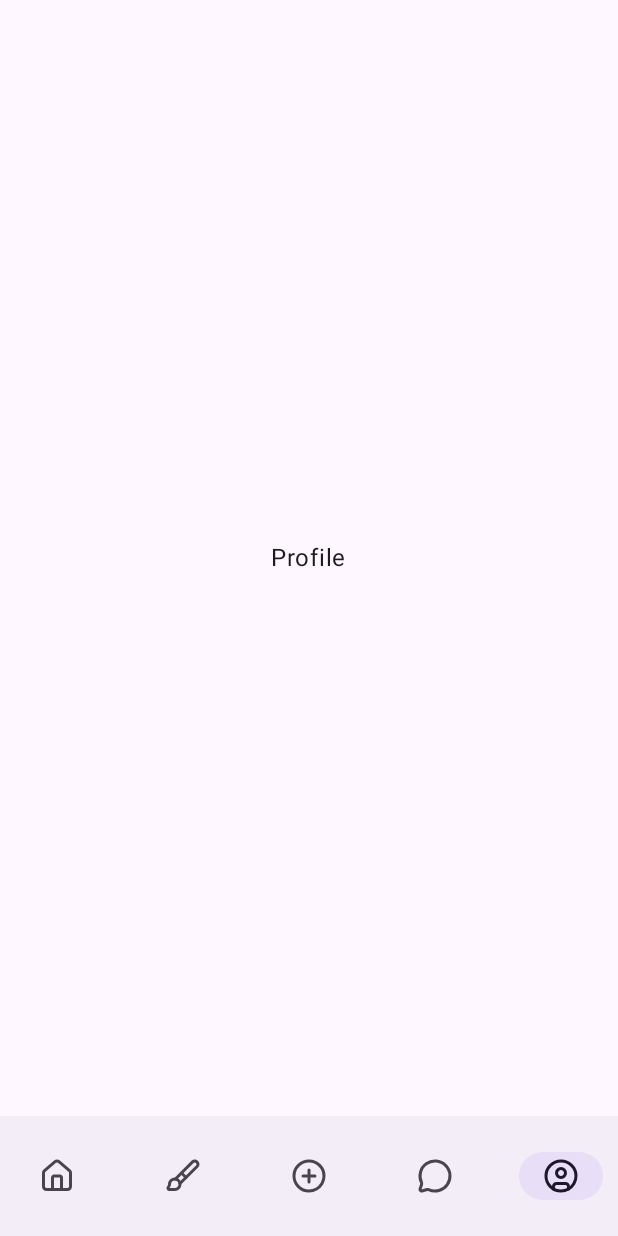
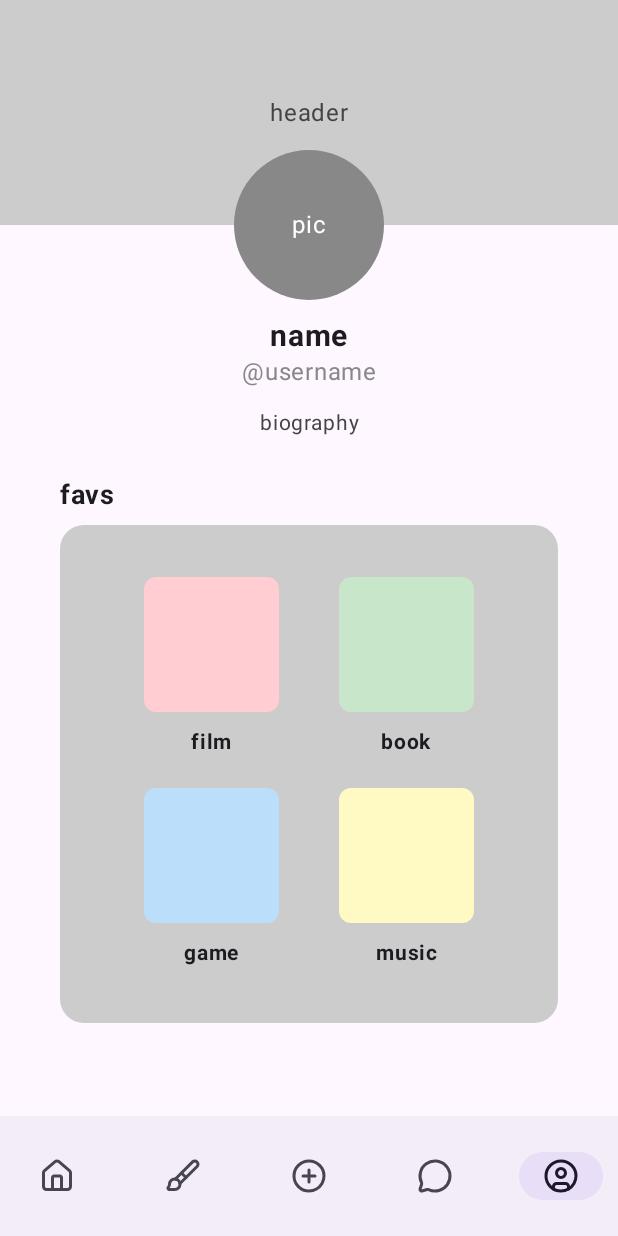
Before and after one commit to lucass-05/MyPalette, an Android app built with Jetpack Compose: the screen it shows after launch (MainActivity), item 5 of the bottom bar chosen, on a phone screen of 412 x 824 dp. Run offline under Robolectric (Android 15) with nearby library versions, the phone set to English and light mode, and no system bars.

Commit message:
estructura perfil

```diff
--- a/shared/src/commonMain/kotlin/com/example/palette/screens/ProfileScreen.kt
+++ b/shared/src/commonMain/kotlin/com/example/palette/screens/ProfileScreen.kt
@@ -1,22 +1,133 @@
 package com.example.palette.screens
 
+import androidx.compose.foundation.background
 import androidx.compose.foundation.layout.*
+import androidx.compose.foundation.shape.CircleShape
+import androidx.compose.foundation.shape.RoundedCornerShape
 import androidx.compose.material3.Text
 import androidx.compose.runtime.Composable
 import androidx.compose.ui.Alignment
 import androidx.compose.ui.Modifier
+import androidx.compose.ui.draw.clip
+import androidx.compose.ui.graphics.Color
+import androidx.compose.ui.text.font.FontWeight
+import androidx.compose.ui.text.style.TextAlign
+import androidx.compose.ui.unit.dp
+import androidx.compose.ui.unit.sp
 
+// NOTA !! ahora mismo la mayoría de elementos son placeholders (para ver la estructura)
 @Composable
 fun ProfileScreen(
     modifier: Modifier = Modifier
 ) {
     Column(
-        modifier = modifier,
-        horizontalAlignment = Alignment.CenterHorizontally,
-        verticalArrangement = Arrangement.Center
+        modifier = modifier.fillMaxSize(),
+        horizontalAlignment = Alignment.CenterHorizontally
     ) {
+        // --- CONTENEDOR DE HEADER Y FOTO DE PERFIL ---
+        Box(
+            modifier = Modifier
+                .fillMaxWidth()
+                .height(200.dp)
+        ) {
+            // HEADER
+            Box(
+                modifier = Modifier
+                    .fillMaxWidth()
+                    .height(150.dp)
+                    .background(Color.LightGray),
+                contentAlignment = Alignment.Center
+            ) {
+                Text("header", color = Color.DarkGray)
+            }
+
+            // FOTO DE PERFIL
+            Box(
+                modifier = Modifier
+                    .size(100.dp)
+                    .align(Alignment.BottomCenter)
+                    .clip(CircleShape)
+                    .background(Color.Gray),
+                contentAlignment = Alignment.Center
+            ) {
+                Text("pic", color = Color.White)
+            }
+        }
+
+        Spacer(modifier = Modifier.height(12.dp))
+
+        // --- NOMBRE Y USUARIO ---
+        Text(text = "name", fontSize = 20.sp, fontWeight = FontWeight.Bold)
+        Text(text = "@username", fontSize = 16.sp, color = Color.Gray)
+
+        Spacer(modifier = Modifier.height(10.dp))
+
+        // --- BIOGRAFÍA ---
         Text(
-            text = "Profile"
+            text = "biography",
+            fontSize = 14.sp,
+            color = Color.DarkGray,
+            textAlign = TextAlign.Center,
+            modifier = Modifier.padding(horizontal = 32.dp)
         )
+
+        Spacer(modifier = Modifier.height(24.dp))
+
+        // --- SECCIÓN FAVORITOS ---
+        Column(
+            modifier = Modifier
+                .fillMaxWidth()
+                .padding(horizontal = 40.dp)
+        ) {
+
+            Text(text = "favs", fontSize = 18.sp, fontWeight = FontWeight.Bold)
+
+            Spacer(modifier = Modifier.height(8.dp))
+
+            // fondo de la paleta
+            val paletteColor = Color.LightGray
+
+            Box(
+                modifier = Modifier
+                    .fillMaxWidth()
+                    .aspectRatio(1f)
+                    .background(color = paletteColor, shape = RoundedCornerShape(16.dp))
+                    .padding(16.dp),
+                contentAlignment = Alignment.Center
+            ) {
+                Column(
+                    modifier = Modifier.fillMaxSize(),
+                    verticalArrangement = Arrangement.SpaceEvenly
+                ) {
+                    Row(
+                        modifier = Modifier.fillMaxWidth(),
+                        horizontalArrangement = Arrangement.SpaceEvenly
+                    ) {
+                        MediaBox(title = "film", coverColor = Color(0xFFFFCDD2))
+                        MediaBox(title = "book", coverColor = Color(0xFFC8E6C9))
+                    }
+                    Row(
+                        modifier = Modifier.fillMaxWidth(),
+                        horizontalArrangement = Arrangement.SpaceEvenly
+                    ) {
+                        MediaBox(title = "game", coverColor = Color(0xFFBBDEFB))
+                        MediaBox(title = "music", coverColor = Color(0xFFFFF9C4))
+                    }
+                }
+            }
+        }
     }
 }
+
+@Composable
+fun MediaBox(title: String, coverColor: Color) {
+    Column(horizontalAlignment = Alignment.CenterHorizontally) {
+        Box(
+            modifier = Modifier
+                .size(90.dp)
+                .background(color = coverColor, shape = RoundedCornerShape(8.dp))
+        )
+        Spacer(modifier = Modifier.height(8.dp))
+        Text(text = title, fontWeight = FontWeight.Bold, fontSize = 14.sp)
+    }
+}
```
